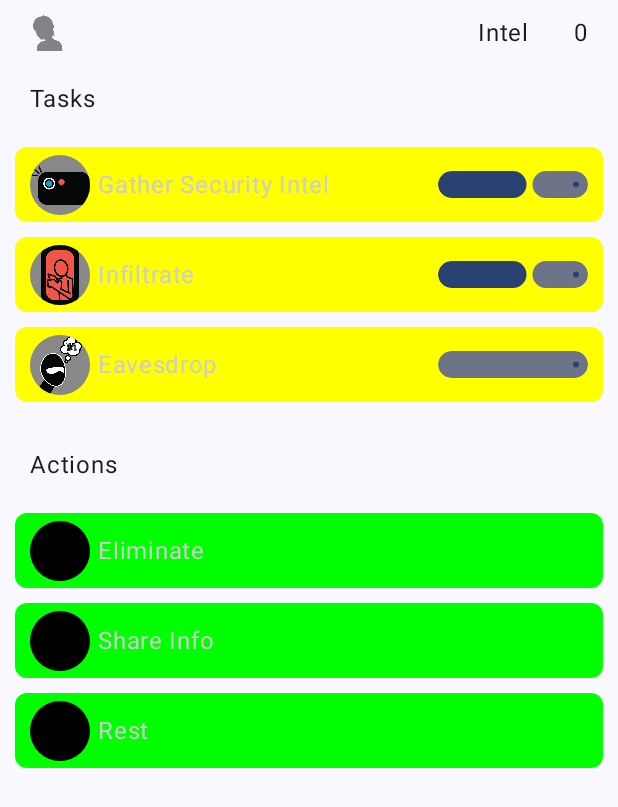
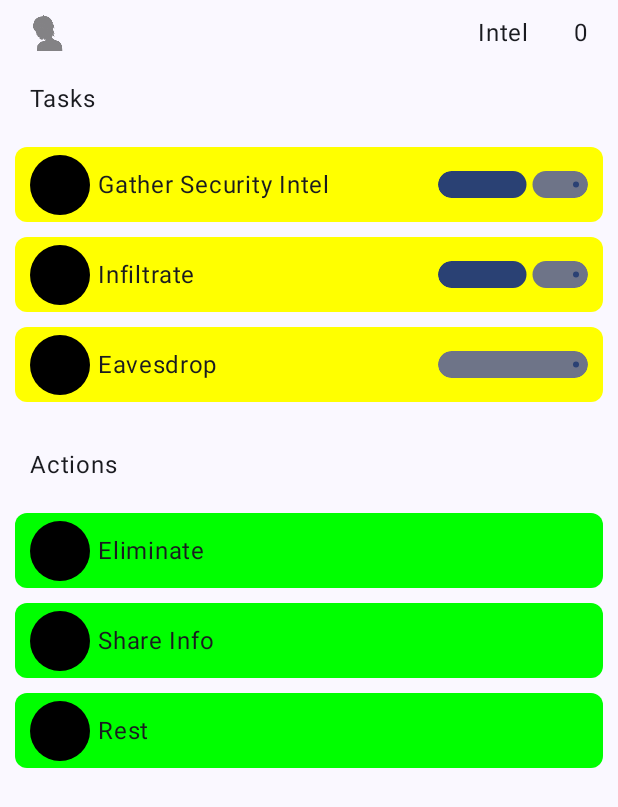
Before and after one commit to danielyrovas/clandestinations, an Android app built with Jetpack Compose: the @Preview function MainGameScreenPreview, on a phone screen of 412 x 824 dp. Shown: the top 807 px of the screen. Run offline under Robolectric (Android 15) with nearby library versions, the phone set to English and light mode, and no system bars.

```diff
--- a/app/src/main/java/org/yrovas/clandestinations/components/Components.kt
+++ b/app/src/main/java/org/yrovas/clandestinations/components/Components.kt
@@ -1,9 +1,6 @@
 package org.yrovas.clandestinations.components
 
-import android.graphics.Paint.Align
-import androidx.compose.foundation.Image
 import androidx.compose.foundation.background
-import androidx.compose.foundation.border
 import androidx.compose.foundation.clickable
 import androidx.compose.foundation.layout.*
 import androidx.compose.foundation.shape.RoundedCornerShape
@@ -14,8 +11,6 @@ import androidx.compose.ui.Alignment
 import androidx.compose.ui.Modifier
 import androidx.compose.ui.draw.clip
 import androidx.compose.ui.graphics.Color
-import androidx.compose.ui.layout.ContentScale
-import androidx.compose.ui.res.painterResource
 import androidx.compose.ui.tooling.preview.Preview
 import androidx.compose.ui.unit.dp
 import org.yrovas.clandestinations.data.Action
@@ -50,18 +45,10 @@ fun TaskListItem(task: Task, onclick: () -> Unit) {
                 Modifier
                     .size(40.dp)
                     .clip(RoundedCornerShape(100.dp))
-                    .background(Color.Gray)
-            ){
-                Image(
-                    painter = painterResource(id = task.icon),
-                    contentDescription = "",
-                    contentScale = ContentScale.Fit,
-                    modifier = Modifier
-                        .align(Alignment.Center))
-            }
+                    .background(Color.Black)
+            )
             Text(task.name, Modifier
-                .padding(start = 5.dp)
-            , color = Color.LightGray)
+                .padding(start = 5.dp) )
         }
         LinearProgressIndicator(progress = taskProgress,
             Modifier
@@ -97,8 +84,7 @@ fun ActionListItem(action: Action) {
             )
             Text(
                 action.name, Modifier
-                    .padding(start = 5.dp),
-                color = Color.LightGray
+                    .padding(start = 5.dp)
             )
         }
     }
```
Also changed, not shown: app/src/main/java/org/yrovas/clandestinations/data/StaticData.kt (+36 -14 lines), app/src/main/java/org/yrovas/clandestinations/screens/CharacterScreen.kt (+11 -20 lines).
